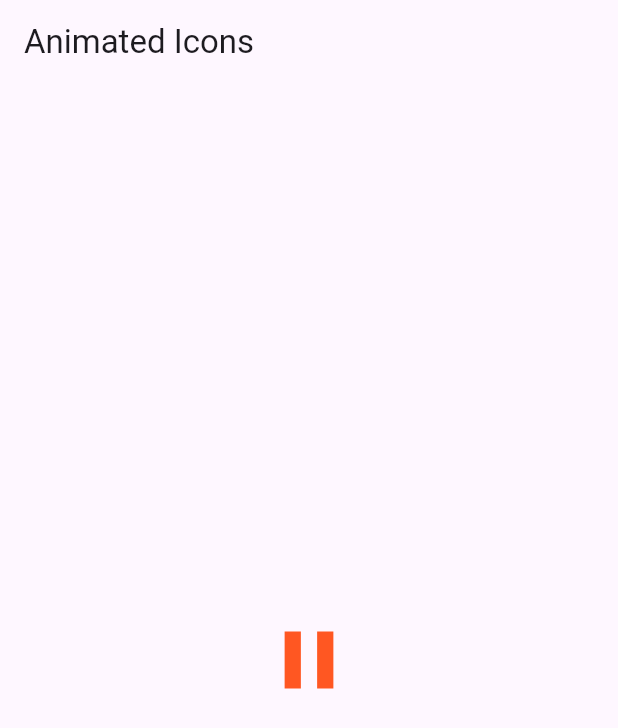
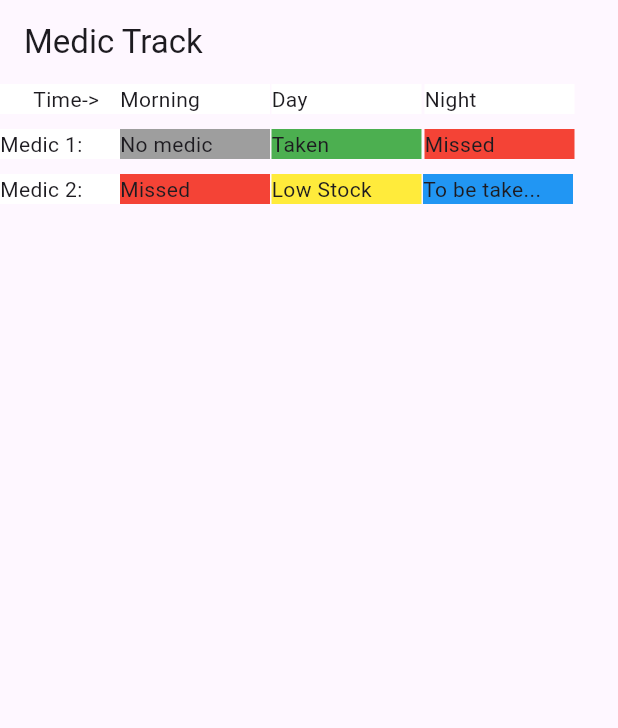
Before and after one commit to neelislam/Flutter_Widgets, a Flutter app: the screen it shows after launch, on a phone screen of 412 x 824 dp. Shown: the top 728 px of the screen. Run offline on Flutter 3.47's test engine with Material 3 defaults, Android fonts, the phone set to English and light mode, and no system bars.

Commit message:
Medic Track Bars

```diff
--- /dev/null
+++ b/lib/colored_blocks.dart
@@ -0,0 +1,141 @@
+import 'package:flutter/material.dart';
+
+class colorfulChangingBlocks extends StatefulWidget {
+  const colorfulChangingBlocks({super.key});
+
+  @override
+  State<colorfulChangingBlocks> createState() => _colorfulChangingBlocksState();
+}
+
+class _colorfulChangingBlocksState extends State<colorfulChangingBlocks> {
+  @override
+  Widget build(BuildContext context) {
+    return Scaffold(
+      appBar: AppBar(
+        title: Text('Medic Track'),
+      ),
+
+
+      body: Container(
+        child: Column(
+          children: [
+
+            Row(
+              children: [
+                Container(
+                  color: Colors.white,
+                  width: 80,
+                  height: 20,
+                  child:
+                  Text('      Time->'),
+                ),
+                Container(
+                  color: Colors.white,
+                  width: 100,
+                  height: 20,
+                  child:
+                  Text('Morning'),
+                ),
+                SizedBox(width: 1,),
+                Container(
+                  color: Colors.white,
+                  width: 100,
+                  height: 20,
+                  child:
+                  Text('Day'),
+                ),
+                SizedBox(width: 2,),
+                Container(
+                  color: Colors.white,
+                  width: 100,
+                  height: 20,
+                  child:
+                  Text('Night'),
+                ),
+
+
+              ],
+            ),
+            SizedBox(height: 10,),
+            Row(
+              children: [
+                Container(
+                  color: Colors.white,
+                  width: 80,
+                  height: 20,
+                  child:
+                  Text('Medic 1:'),
+                ),
+                Container(
+                  color: Colors.grey,
+                  width: 100,
+                  height: 20,
+                  child:
+                  Text('No medic'),
+                ),
+                SizedBox(width: 1,),
+                Container(
+                  color: Colors.green,
+                  width: 100,
+                  height: 20,
+                  child:
+                  Text('Taken'),
+                ),
+                SizedBox(width: 2,),
+                Container(
+                  color: Colors.red,
+                  width: 100,
+                  height: 20,
+                  child:
+                  Text('Missed'),
+                ),
+
+
+              ],
+            ),
+            SizedBox(height: 10,),
+            Row(
+              children: [
+                Container(
+                  color: Colors.white,
+                  width: 80,
+                  height: 20,
+                  child:
+                  Text('Medic 2:'),
+                ),
+
+                Container(
+
+                  color: Colors.red,
+                    width: 100,
+                    height: 20,
+                  child:
+                  Text('Missed'),
+                ),
+                SizedBox(width: 1,),
+                Container(
+
+                  color: Colors.yellow,
+                  width: 100,
+                  height: 20,
+                  child:
+                  Text('Low Stock'),
+                ),
+                SizedBox(width: 1,),
+                Container(
+                  color: Colors.blue,
+                  width: 100,
+                  height: 20,
+                  child:
+                  Text('To be take...'),
+                ),
+
+              ],
+            ),
+          ],
+        ),
+
+      ),
+    );
+  }
+}
--- a/lib/main.dart
+++ b/lib/main.dart
@@ -1,6 +1,7 @@
 import 'package:flutter/material.dart';
 
 import 'animation_widgets.dart';
+import 'colored_blocks.dart';
 void main() {
   runApp(const MyApp());
 }
@@ -9,7 +10,7 @@ class MyApp extends StatelessWidget {
   @override
   Widget build(BuildContext context) {
     return MaterialApp(
-      home: animated_icon(),
+      home: colorfulChangingBlocks(),
     );
   }
 }
```
